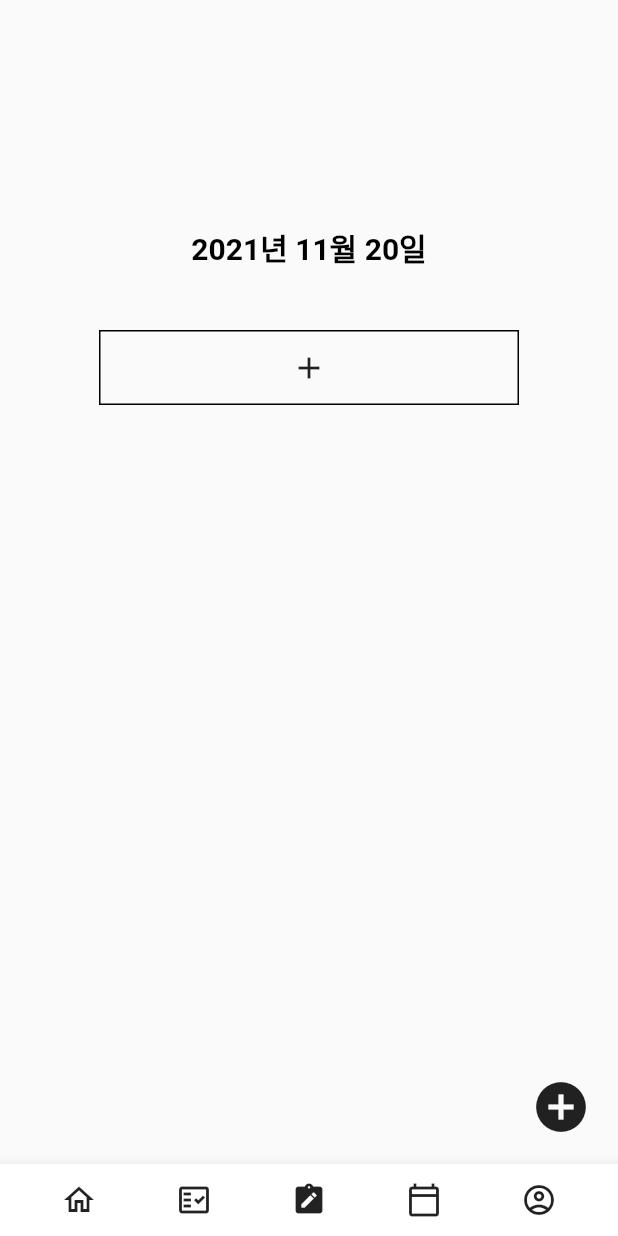
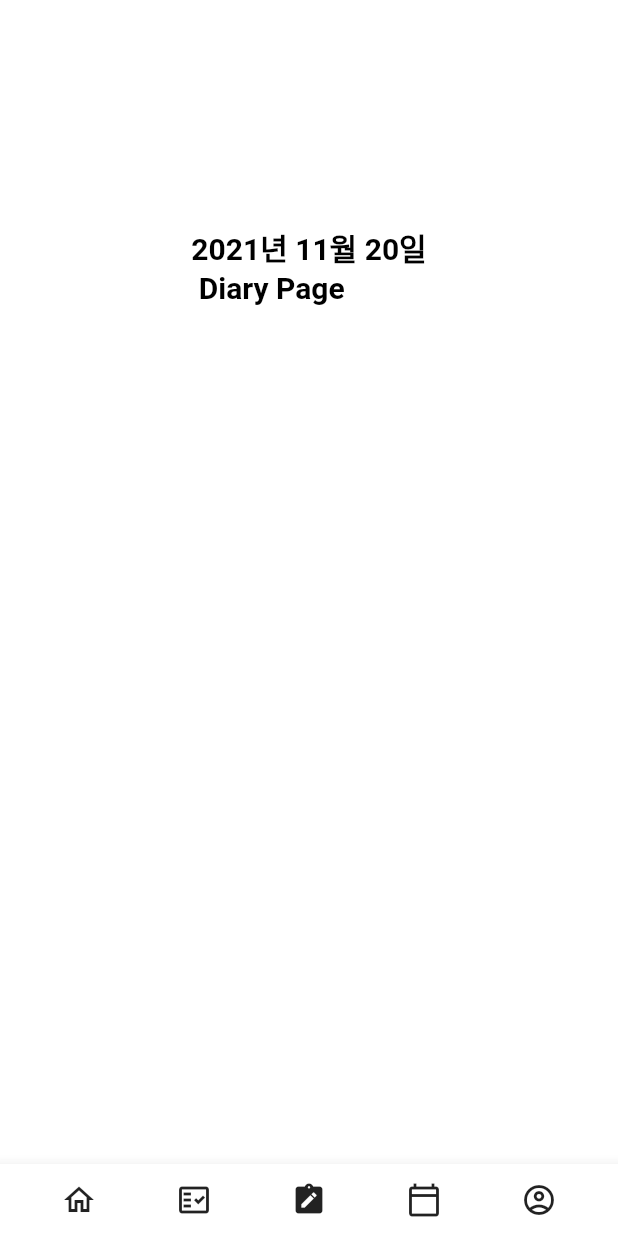
Before and after one commit to Hayun218/TIOIT, a Flutter app: the screen it shows once a user with an empty profile is signed in, swiped to page 3, on a phone screen of 412 x 824 dp. Run offline on Flutter 3.47's test engine with Material 2 defaults, Android fonts, the phone set to English and light mode, and no system bars; our stand-ins replace cloud_firestore, firebase_auth, firebase_core, flutter_signin_button, google_sign_in, pie_chart and 2 more; accounts and stored records are empty; network calls fail.

Commit message:
app bar color, debug label
Set status bar to match the screen color.
remove debug label

```diff
--- a/tiot/lib/app.dart
+++ b/tiot/lib/app.dart
@@ -14,8 +14,11 @@ class TioT extends StatelessWidget {
   @override
   Widget build(BuildContext context) {
     return MaterialApp(
+      debugShowCheckedModeBanner: false,
       title: 'TioT',
-      home: FirstScreen(),
+      home: SafeArea(
+        child: FirstScreen(),
+      ),
     );
   }
 
--- a/tiot/lib/page_view_state.dart
+++ b/tiot/lib/page_view_state.dart
@@ -1,11 +1,13 @@
 import 'package:flutter/cupertino.dart';
 import 'package:flutter/material.dart';
+import 'package:flutter/services.dart';
 import 'package:flutter/widgets.dart';
 
 import 'todo.dart';
 import 'dashboard.dart';
 import 'diary.dart';
 import 'badge.dart';
+import 'monthly.dart';
 
 enum PageState {
   dashboard,
@@ -80,7 +82,15 @@ class _HighlightPageState extends State<HighlightPage> {
 
   @override
   Widget build(BuildContext context) {
+    SystemChrome.setSystemUIOverlayStyle(
+      SystemUiOverlayStyle(
+        systemNavigationBarColor: Colors.blue,
+        statusBarColor: Colors.white,
+        statusBarIconBrightness: Brightness.dark,
+      ),
+    );
     return Scaffold(
+      backgroundColor: Colors.white,
       bottomNavigationBar: appBar(context),
       body: PageView(
         controller: controller,
@@ -92,9 +102,9 @@ class _HighlightPageState extends State<HighlightPage> {
         },
         children: [
           DashboardPage(),
-          DiaryPage(),
           ToDoPage(),
           DiaryPage(),
+          MonthlyPage(),
           BadgedPage(signOut: widget.signOut),
         ],
       ),
--- a/tiot/lib/todo.dart
+++ b/tiot/lib/todo.dart
@@ -216,6 +216,7 @@ class _ToDoPageState extends State<ToDoPage> {
   @override
   Widget build(BuildContext context) {
     return Scaffold(
+      backgroundColor: Colors.white,
       body: Stack(
         children: [
           Align(
--- a/tiot/pubspec.yaml
+++ b/tiot/pubspec.yaml
@@ -44,6 +44,7 @@ dependencies:
   date_format: ^2.0.4
   settings_ui: ^1.0.0
   pie_chart: ^5.1.0
+  table_calendar: ^3.0.3
 
   shrine_images: ^2.0.1
 
```
Also changed, not shown: tiot/lib/login.dart (+8 -0 lines), tiot/lib/monthly.dart (added, +37 -0 lines), tiot/pubspec.lock.
